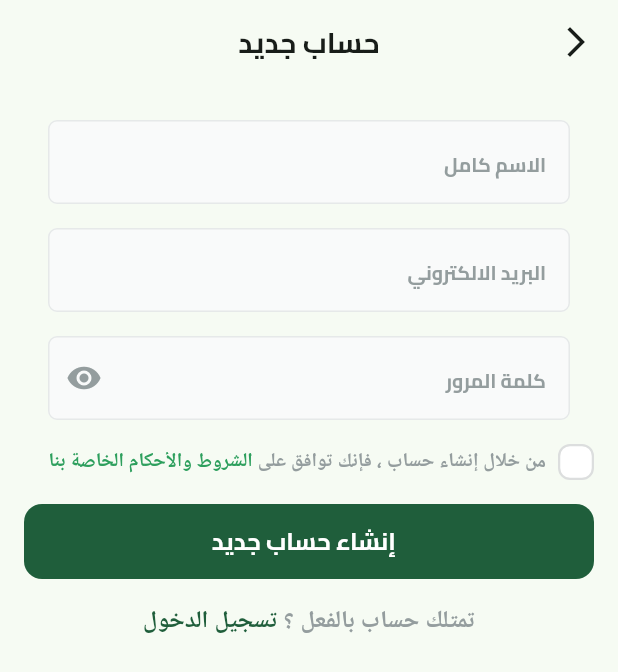
After one commit to Mohamed-khaled0/Flutter-E-commerce-App, a Flutter app: the SignupView screen opened by its route, on a phone screen of 412 x 824 dp. The commit adds this screen. Shown: the top 672 px of the screen. Run offline on Flutter 3.47's test engine with Material 3 defaults, Android fonts, the phone set to English and light mode, and no system bars; our stand-ins replace dots_indicator, flutter_svg.

Commit message:
Create signup view

```diff
--- a/lib/core/helper functions/on_generate_routes.dart
+++ b/lib/core/helper functions/on_generate_routes.dart
@@ -1,4 +1,5 @@
-import 'package:e_commerce/features/auth/presentation/views/login_view.dart';
+import 'package:e_commerce/features/auth/presentation/views/widgets/login_view.dart';
+import 'package:e_commerce/features/auth/presentation/views/widgets/signup_view.dart';
 import 'package:e_commerce/features/on_boarding/presentation/views/on_boarding_view.dart';
 import 'package:e_commerce/features/splash/presentation/views/splash_view.dart';
 import 'package:flutter/material.dart';
@@ -14,6 +15,9 @@ Route<dynamic> onGenerateRoute(RouteSettings settings) {
     case LoginView.routeName:
       return MaterialPageRoute(builder: (context) => const LoginView());
 
+    case SignupView.routeName:
+      return MaterialPageRoute(builder: (context) => const SignupView());
+
     default:
       return MaterialPageRoute(builder: (context) => const Scaffold());
   }
--- /dev/null
+++ b/lib/core/widgets/custom_checkbox.dart
@@ -0,0 +1,46 @@
+import 'package:e_commerce/core/utils/app_images.dart';
+import 'package:flutter/material.dart';
+import 'package:flutter_svg/svg.dart';
+
+import '../../../../../core/utils/app_colors.dart';
+
+class CustomCheckBox extends StatelessWidget {
+  const CustomCheckBox(
+      {super.key, required this.isChecked, required this.onChecked});
+  final bool isChecked;
+  final ValueChanged<bool> onChecked;
+  @override
+  Widget build(BuildContext context) {
+    return GestureDetector(
+      onTap: () {
+        onChecked(!isChecked);
+      },
+      child: Padding(
+        padding: const EdgeInsets.only(left: 8.0),
+        child: AnimatedContainer(
+          width: 24,
+          height: 24,
+          duration: const Duration(milliseconds: 100),
+          decoration: ShapeDecoration(
+            color: isChecked ? AppColors.primaryColor : Colors.white,
+            shape: RoundedRectangleBorder(
+              side: BorderSide(
+                width: 1.50,
+                color: isChecked ? Colors.transparent : const Color(0xFFDCDEDE),
+              ),
+              borderRadius: BorderRadius.circular(8),
+            ),
+          ),
+          child: isChecked
+              ? Padding(
+                  padding: const EdgeInsets.all(2),
+                  child: SvgPicture.asset(
+                    Assets.imagesCheck,
+                  ),
+                )
+              : const SizedBox(),
+        ),
+      ),
+    );
+  }
+}
--- a/lib/core/widgets/dont_have_account.dart
+++ b/lib/core/widgets/dont_have_account.dart
@@ -1,5 +1,7 @@
 import 'package:e_commerce/core/utils/app_colors.dart';
 import 'package:e_commerce/core/utils/app_text_styles.dart';
+import 'package:e_commerce/features/auth/presentation/views/widgets/signup_view.dart';
+import 'package:flutter/gestures.dart';
 import 'package:flutter/material.dart';
 
 class DontHaveAnAccountWidget extends StatelessWidget {
@@ -18,6 +20,10 @@ class DontHaveAnAccountWidget extends StatelessWidget {
                 TextStyles.semiBold16.copyWith(color: AppColors.primaryColor),
           ),
           TextSpan(
+            recognizer: TapGestureRecognizer()
+              ..onTap = () {
+                Navigator.pushReplacementNamed(context, SignupView.routeName);
+              },
             text: ' قم بإنشاء حساب',
             style: TextStyles.semiBold16.copyWith(color: Color(0XFF949D9E)),
           ),
--- /dev/null
+++ b/lib/core/widgets/have_an_account.dart
@@ -0,0 +1,41 @@
+import 'package:e_commerce/core/utils/app_colors.dart';
+import 'package:e_commerce/core/utils/app_text_styles.dart';
+import 'package:e_commerce/features/auth/presentation/views/widgets/login_view.dart';
+import 'package:flutter/gestures.dart';
+import 'package:flutter/material.dart';
+
+class HaveAnAccount extends StatelessWidget {
+  const HaveAnAccount({super.key});
+
+  @override
+  Widget build(BuildContext context) {
+    return Text.rich(
+      TextSpan(
+        children: [
+          TextSpan(
+            text: 'تمتلك حساب بالفعل ؟',
+            style: TextStyles.semiBold16.copyWith(
+              color: const Color(0xFF949D9E),
+            ),
+          ),
+          TextSpan(
+            text: ' ',
+            style: TextStyles.semiBold16.copyWith(
+              color: const Color(0xFF616A6B),
+            ),
+          ),
+          TextSpan(
+            recognizer: TapGestureRecognizer()
+              ..onTap = () {
+                Navigator.pushReplacementNamed(context, LoginView.routeName);
+              },
+            text: 'تسجيل الدخول',
+            style:
+                TextStyles.semiBold16.copyWith(color: AppColors.primaryColor),
+          ),
+        ],
+      ),
+      textAlign: TextAlign.center,
+    );
+  }
+}
--- /dev/null
+++ b/lib/core/widgets/signup_view_body.dart
@@ -0,0 +1,65 @@
+import 'package:e_commerce/core/utils/app_images.dart';
+import 'package:e_commerce/core/utils/constants.dart';
+import 'package:e_commerce/core/widgets/custom_button.dart';
+import 'package:e_commerce/core/widgets/custom_text_field.dart';
+import 'package:e_commerce/core/widgets/dont_have_account.dart';
+import 'package:e_commerce/core/widgets/have_an_account.dart';
+import 'package:e_commerce/core/widgets/terms_and_conditions.dart';
+import 'package:e_commerce/core/widgets/or_divider.dart';
+import 'package:e_commerce/core/widgets/social_login_button.dart';
+import 'package:flutter/material.dart';
+
+class SignupViewBody extends StatelessWidget {
+  const SignupViewBody({super.key});
+
+  @override
+  Widget build(BuildContext context) {
+    return SingleChildScrollView(
+      child: Padding(
+        padding: EdgeInsets.symmetric(horizontal: kHorizintalPadding),
+        child: Column(
+          children: [
+            SizedBox(
+              height: 24,
+            ),
+            CustomTextFormField(
+                hintText: 'الاسم كامل', textInputType: TextInputType.name),
+            SizedBox(
+              height: 16,
+            ),
+            CustomTextFormField(
+              hintText: 'البريد الالكتروني',
+              textInputType: TextInputType.emailAddress,
+            ),
+            SizedBox(
+              height: 16,
+            ),
+            CustomTextFormField(
+              hintText: 'كلمة المرور ',
+              textInputType: TextInputType.visiblePassword,
+              suffixIcon: Icon(Icons.remove_red_eye),
+            ),
+            SizedBox(
+              height: 16,
+            ),
+            TermsAndConditions(),
+            SizedBox(
+              height: 16,
+            ),
+            CustomButton(text: '  إنشاء حساب جديد', onPressed: () {}),
+            SizedBox(
+              height: 16,
+            ),
+            HaveAnAccount(),
+            SizedBox(
+              height: 16,
+            ),
+            SizedBox(
+              height: 20,
+            ),
+          ],
+        ),
+      ),
+    );
+  }
+}
--- /dev/null
+++ b/lib/core/widgets/terms_and_conditions.dart
@@ -0,0 +1,72 @@
+import 'package:e_commerce/core/utils/app_colors.dart';
+import 'package:e_commerce/core/utils/app_text_styles.dart';
+import 'package:e_commerce/core/utils/constants.dart';
+import 'package:e_commerce/core/widgets/custom_checkbox.dart';
+import 'package:e_commerce/core/widgets/have_an_account.dart';
+import 'package:flutter/material.dart';
+
+class TermsAndConditions extends StatefulWidget {
+  const TermsAndConditions({super.key});
+
+  @override
+  State<TermsAndConditions> createState() => _TermsAndConditionsState();
+}
+
+class _TermsAndConditionsState extends State<TermsAndConditions> {
+  bool isTermsAccepted = false;
+
+  @override
+  Widget build(BuildContext context) {
+    return Row(
+      children: [
+        CustomCheckBox(
+          onChecked: (value) {
+            isTermsAccepted = value;
+            setState(() {});
+          },
+          isChecked: isTermsAccepted,
+        ),
+        Expanded(
+          child: Text.rich(
+            TextSpan(
+              children: [
+                TextSpan(
+                  text: 'من خلال إنشاء حساب ، فإنك توافق على ',
+                  style: TextStyles.semiBold13.copyWith(
+                    color: const Color(0xFF949D9E),
+                  ),
+                ),
+                TextSpan(
+                  text: 'الشروط والأحكام',
+                  style: TextStyles.semiBold13.copyWith(
+                    color: AppColors.lightPrimaryColor,
+                  ),
+                ),
+                const TextSpan(
+                  text: ' ',
+                  style: TextStyles.semiBold13,
+                ),
+                TextSpan(
+                  text: 'الخاصة',
+                  style: TextStyles.semiBold13.copyWith(
+                    color: AppColors.lightPrimaryColor,
+                  ),
+                ),
+                const TextSpan(
+                  text: ' ',
+                  style: TextStyles.semiBold13,
+                ),
+                TextSpan(
+                  text: 'بنا',
+                  style: TextStyles.semiBold13
+                      .copyWith(color: AppColors.lightPrimaryColor),
+                ),
+              ],
+            ),
+            textAlign: TextAlign.right,
+          ),
+        ),
+      ],
+    );
+  }
+}
--- a/lib/features/auth/presentation/views/login_view.dart
+++ b/lib/features/auth/presentation/views/widgets/login_view.dart
@@ -1,6 +1,5 @@
-import 'package:e_commerce/core/utils/app_text_styles.dart';
 import 'package:e_commerce/core/widgets/custom_appbar.dart';
-import 'package:e_commerce/features/auth/presentation/views/widgets/login_view_body.dart';
+import 'package:e_commerce/core/widgets/login_view_body.dart';
 import 'package:flutter/material.dart';
 
 class LoginView extends StatelessWidget {
--- /dev/null
+++ b/lib/features/auth/presentation/views/widgets/signup_view.dart
@@ -0,0 +1,17 @@
+import 'package:e_commerce/core/widgets/custom_appbar.dart';
+import 'package:e_commerce/core/widgets/signup_view_body.dart';
+import 'package:flutter/material.dart';
+
+class SignupView extends StatelessWidget {
+  const SignupView({super.key});
+
+  static const routeName = 'signup';
+
+  @override
+  Widget build(BuildContext context) {
+    return Scaffold(
+      appBar: buildAppbar(context, title: 'حساب جديد'),
+      body: SignupViewBody(),
+    );
+  }
+}
--- a/lib/features/on_boarding/presentation/views/widgets/onboarding_view_body.dart
+++ b/lib/features/on_boarding/presentation/views/widgets/onboarding_view_body.dart
@@ -2,7 +2,7 @@ import 'package:dots_indicator/dots_indicator.dart';
 import 'package:e_commerce/core/utils/app_colors.dart';
 import 'package:e_commerce/core/utils/constants.dart';
 import 'package:e_commerce/core/widgets/custom_button.dart';
-import 'package:e_commerce/features/auth/presentation/views/login_view.dart';
+import 'package:e_commerce/features/auth/presentation/views/widgets/login_view.dart';
 import 'package:e_commerce/features/on_boarding/presentation/views/widgets/onboarding_page_view.dart';
 import 'package:flutter/material.dart';
 
@@ -64,8 +64,7 @@ class _OnBoardingViewBodyState extends State<OnBoardingViewBody> {
             padding: const EdgeInsets.all(kHorizintalPadding),
             child: CustomButton(
                 onPressed: () {
-                  Navigator.pushReplacementNamed(
-                      context, LoginView.routeName);
+                  Navigator.pushReplacementNamed(context, LoginView.routeName);
                 },
                 text: 'ابدأ الان'),
           ),
--- a/lib/features/on_boarding/presentation/views/widgets/page_view_item.dart
+++ b/lib/features/on_boarding/presentation/views/widgets/page_view_item.dart
@@ -1,7 +1,7 @@
 import 'package:e_commerce/core/services/shared_preferences_singletone.dart';
 import 'package:e_commerce/core/utils/app_text_styles.dart';
 import 'package:e_commerce/core/utils/constants.dart';
-import 'package:e_commerce/features/auth/presentation/views/login_view.dart';
+import 'package:e_commerce/features/auth/presentation/views/widgets/login_view.dart';
 import 'package:flutter/material.dart';
 import 'package:flutter_svg/flutter_svg.dart';
 
--- a/lib/features/splash/presentation/views/widgets/splash_view_body.dart
+++ b/lib/features/splash/presentation/views/widgets/splash_view_body.dart
@@ -1,7 +1,7 @@
 import 'package:e_commerce/core/services/shared_preferences_singletone.dart';
 import 'package:e_commerce/core/utils/app_images.dart';
 import 'package:e_commerce/core/utils/constants.dart';
-import 'package:e_commerce/features/auth/presentation/views/login_view.dart';
+import 'package:e_commerce/features/auth/presentation/views/widgets/login_view.dart';
 import 'package:e_commerce/features/on_boarding/presentation/views/on_boarding_view.dart';
 import 'package:flutter/material.dart';
 import 'package:flutter_svg/flutter_svg.dart';
```
Also changed, not shown: lib/core/widgets/login_view_body.dart (renamed from lib/features/auth/presentation/views/widgets/login_view_body.dart).
